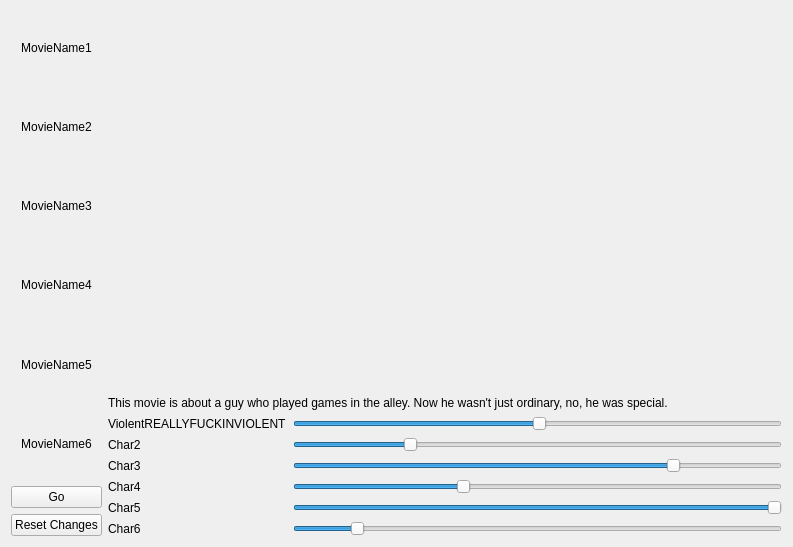
Before: the Qt Designer form gui/layoutGUI.ui in Rauf-Kurbanov/movie_searcher, drawn with Qt 5.
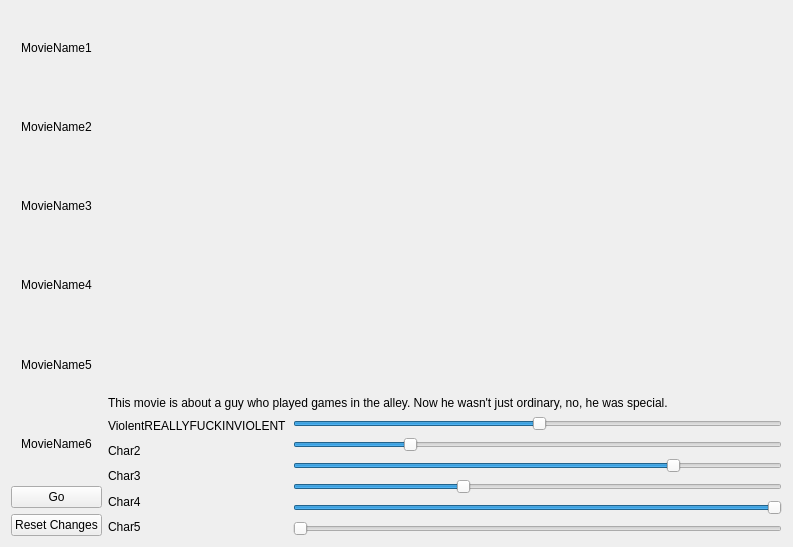
After: the same form once the commit is applied.

Patch:
```diff
--- a/gui/layoutGUI.ui
+++ b/gui/layoutGUI.ui
@@ -100,13 +100,6 @@
            </property>
           </widget>
          </item>
-         <item>
-          <widget class="QLabel" name="tagName6">
-           <property name="text">
-            <string>Char6</string>
-           </property>
-          </widget>
-         </item>
         </layout>
        </item>
        <item>
@@ -203,7 +196,7 @@
             </sizepolicy>
            </property>
            <property name="value">
-            <number>12</number>
+            <number>0</number>
            </property>
            <property name="orientation">
             <enum>Qt::Horizontal</enum>
```
